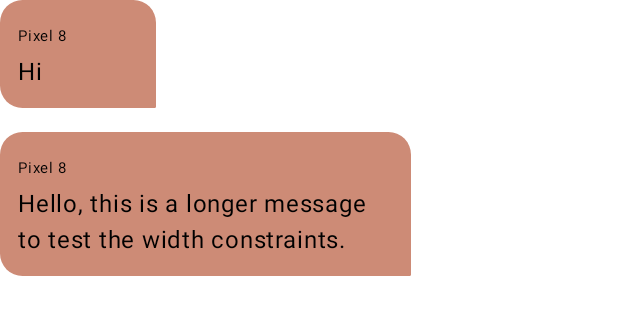
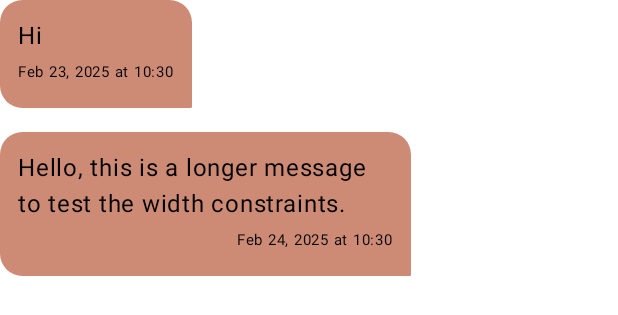
Before and after one commit to knivram/BluetoothChat, an Android app built with Jetpack Compose: the @Preview function ChatMessagePreview, on a phone screen of 412 x 824 dp. Shown: the top 315 px of the screen. Run offline under Robolectric (Android 15) with nearby library versions, the phone set to English and light mode, and no system bars.

Commit message:
added date time to message, removed the device name and made it serializable to be sent over bluetooth

```diff
--- a/app/src/main/java/com/itsallprivate/bluetoothchat/domain/chat/BluetoothMessage.kt
+++ b/app/src/main/java/com/itsallprivate/bluetoothchat/domain/chat/BluetoothMessage.kt
@@ -1,7 +1,32 @@
 package com.itsallprivate.bluetoothchat.domain.chat
 
+import kotlinx.serialization.ExperimentalSerializationApi
+import kotlinx.serialization.KSerializer
+import kotlinx.serialization.Serializable
+import kotlinx.serialization.Serializer
+import kotlinx.serialization.encoding.Decoder
+import kotlinx.serialization.encoding.Encoder
+import java.time.LocalDateTime
+import java.time.format.DateTimeFormatter
+
+@Serializable
 data class BluetoothMessage(
     val message: String,
-    val senderName: String,
     val isFromLocalUser: Boolean,
+    @Serializable(with = DateSerializer::class)
+    val dateTime: LocalDateTime,
 )
+
+@OptIn(ExperimentalSerializationApi::class)
+@Serializer(forClass = LocalDateTime::class)
+object DateSerializer : KSerializer<LocalDateTime> {
+    private val formatter = DateTimeFormatter.ISO_LOCAL_DATE_TIME
+
+    override fun serialize(encoder: Encoder, value: LocalDateTime) {
+        encoder.encodeString(value.format(formatter))
+    }
+
+    override fun deserialize(decoder: Decoder): LocalDateTime{
+        return LocalDateTime.parse(decoder.decodeString(), formatter)
+    }
+}
--- a/app/src/main/java/com/itsallprivate/bluetoothchat/presentation/components/ChatMessage.kt
+++ b/app/src/main/java/com/itsallprivate/bluetoothchat/presentation/components/ChatMessage.kt
@@ -8,6 +8,7 @@
 import androidx.compose.foundation.shape.RoundedCornerShape
 import androidx.compose.material3.Text
 import androidx.compose.runtime.Composable
+import androidx.compose.ui.Alignment
 import androidx.compose.ui.Modifier
 import androidx.compose.ui.draw.clip
 import androidx.compose.ui.graphics.Color
@@ -18,6 +19,8 @@
 import com.itsallprivate.bluetoothchat.ui.theme.BluetoothChatTheme
 import com.itsallprivate.bluetoothchat.ui.theme.OldRose
 import com.itsallprivate.bluetoothchat.ui.theme.Vanilla
+import java.time.LocalDateTime
+import java.time.format.DateTimeFormatter
 
 
 @Composable
@@ -42,17 +45,23 @@
             .padding(12.dp)
     ) {
         Text(
-            text = message.senderName,
-            fontSize = 10.sp,
-            color = Color.Black,
-        )
-        Text(
             text = message.message,
             color = Color.Black,
             modifier = Modifier.widthIn(min= 80.dp, max = 250.dp)
         )
+        Text(
+            text = message.dateTime.formatToMessage(),
+            fontSize = 10.sp,
+            color = Color.Black,
+            modifier = Modifier.align(Alignment.End)
+        )
+    }
+}
 
-    }
+fun LocalDateTime.formatToMessage(): String {
+    val date = this.format(DateTimeFormatter.ofPattern("MMM dd, yyyy"))
+    val time = this.format(DateTimeFormatter.ofPattern("HH:mm"))
+    return "$date at $time"
 }
 
 @Preview
@@ -65,15 +74,15 @@
             ChatMessage(
                 message = BluetoothMessage(
                     message = "Hi",
-                    senderName = "Pixel 8",
                     isFromLocalUser = true,
+                    dateTime = LocalDateTime.now().minusDays(1)
                 )
             )
             ChatMessage(
                 message = BluetoothMessage(
                     message = "Hello, this is a longer message to test the width constraints.",
-                    senderName = "Pixel 8",
                     isFromLocalUser = true,
+                    dateTime = LocalDateTime.now()
                 )
             )
         }
```
Also changed, not shown: app/src/main/java/com/itsallprivate/bluetoothchat/data/chat/BluetoothControllerImpl.kt (+3 -5 lines), app/src/main/java/com/itsallprivate/bluetoothchat/data/chat/BluetoothMessageMapper.kt (+4 -7 lines).
